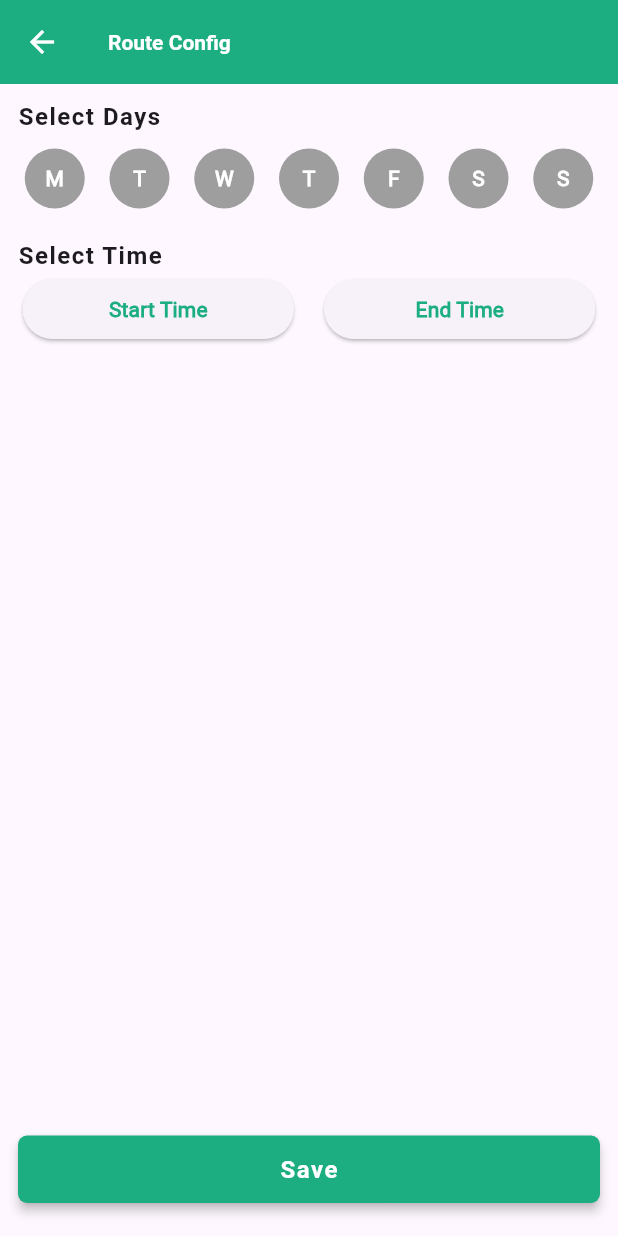
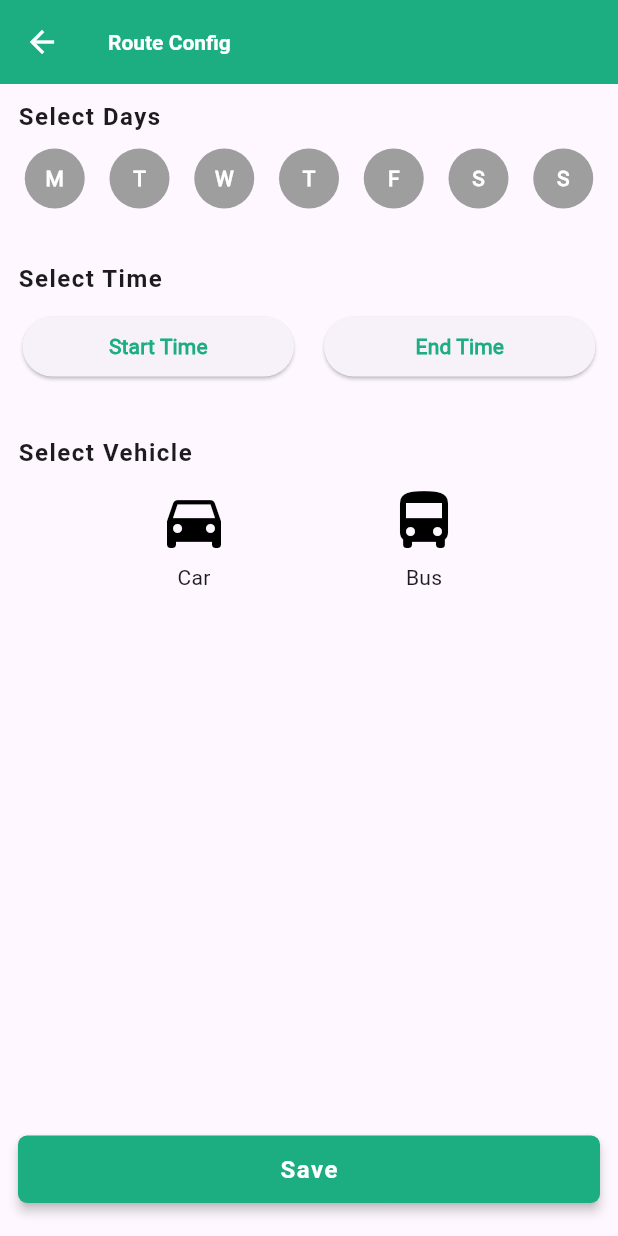
Before and after one commit to Hussain-KH/Coordinate, a Flutter app: the RouteParams screen opened directly, on a phone screen of 412 x 824 dp. Run offline on Flutter 3.47's test engine with Material 3 defaults, Android fonts, the phone set to English and light mode, and no system bars; our stand-ins replace badges, carousel_slider, connectivity_plus, country_picker, date_picker_timeline, firebase_core and 16 more; missing offline and left inert: custom_map_markers, flutter_share; accounts and stored records are empty; network calls fail.

Commit message:
Optimized version

```diff
--- a/lib/app/view/route/route_params.dart
+++ b/lib/app/view/route/route_params.dart
@@ -49,9 +49,10 @@ class SelectDaysWidget extends StatefulWidget {
 
 class _SelectDaysWidgetState extends State<SelectDaysWidget> {
   List<bool> selectedDays = [false, false, false, false, false, false, false];
-
   TimeOfDay? startTime;
   TimeOfDay? endTime;
+  String selectedVehicle = '';
+
 
   Future<void> _selectStartTime(BuildContext context) async {
     final pickedTime = await showTimePicker(
@@ -129,7 +130,7 @@ class _SelectDaysWidgetState extends State<SelectDaysWidget> {
           ),
 
           const SizedBox(
-            height: 20,
+            height: 35,
           ),
 
           Padding(
@@ -139,6 +140,9 @@ class _SelectDaysWidgetState extends State<SelectDaysWidget> {
               style: const TextStyle(
                   letterSpacing: 1, fontSize: 16, fontFamily: 'bold'),
             ),
+          ),
+          const SizedBox(
+            height: 10,
           ),
           Row(
             children: [
@@ -179,6 +183,64 @@ class _SelectDaysWidgetState extends State<SelectDaysWidget> {
               const SizedBox(
                 width: 15,
               ),
+            ],
+          ),
+
+          const SizedBox(
+            height: 35,
+          ),
+
+          Padding(
+            padding: const EdgeInsets.symmetric(horizontal: 12.0),
+            child: Text(
+              'Select Vehicle'.tr,
+              style: const TextStyle(
+                  letterSpacing: 1, fontSize: 16, fontFamily: 'bold'),
+            ),
+          ),
+          const SizedBox(
+            height: 10,
+          ),
+          Row(
+            mainAxisAlignment: MainAxisAlignment.spaceEvenly,
+            children: [
+              InkWell(
+                onTap: () {
+                  setState(() {
+                    selectedVehicle = 'Car';
+                  });
+                },
+                child: Column(
+                  children: [
+                    Icon(
+                      Icons.directions_car,
+                      size: 48,
+                      color: selectedVehicle == 'Car' ? ThemeProvider.appColor : Colors.black,
+                    ),
+                    const SizedBox(height: 4),
+                    const Text('Car'),
+                  ],
+                ),
+              ),
+              InkWell(
+                onTap: () {
+                  setState(() {
+                    selectedVehicle = 'Bus';
+                  });
+                },
+                child: Column(
+                  children: [
+                    Icon(
+                      Icons.directions_bus,
+                      size: 48,
+                      color: selectedVehicle == 'Bus' ? ThemeProvider.appColor : Colors.black,
+                    ),
+                    const SizedBox(height: 4),
+                    const Text('Bus'),
+                  ],
+                ),
+              ),
+
             ],
           ),
 
```
Also changed, not shown: lib/app/view/route/select_route_from_map.dart (+31 -42 lines).
